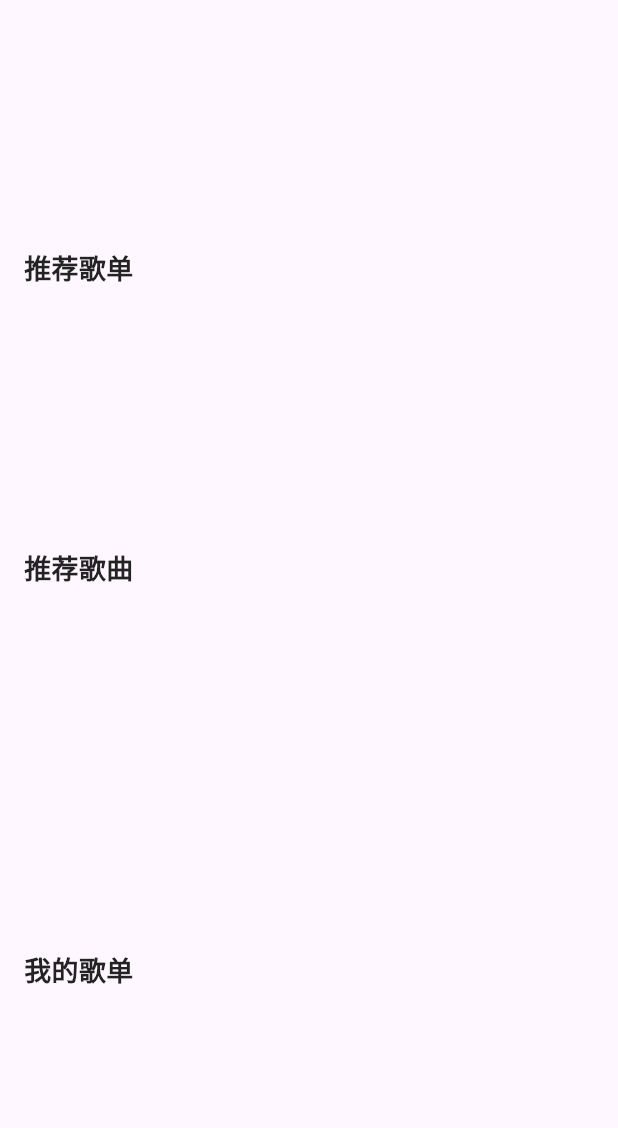
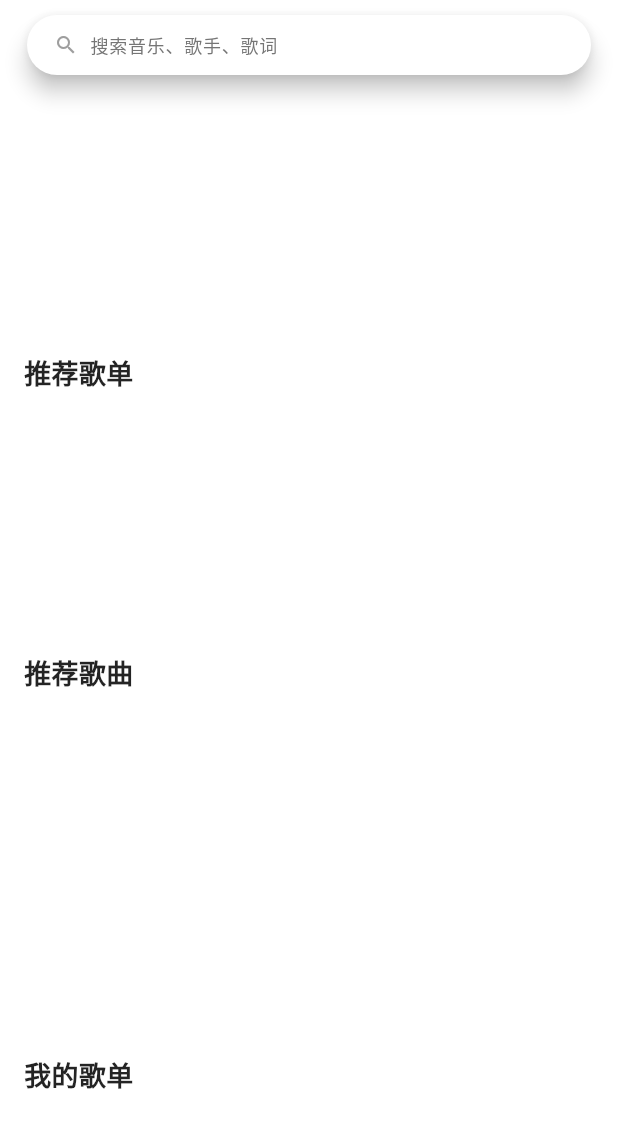
Before and after one commit to geshansuiyue/flutter_app, a Flutter app: the screen it shows after launch, on a phone screen of 412 x 824 dp. Shown: the top 1128 px of the screen. Run offline on Flutter 3.47's test engine with Material 3 defaults, Android fonts, the phone set to English and light mode, and no system bars; drawn by our look-alikes of carousel_slider; our stand-ins replace audioplayers, dio, fluttertoast, go_router, marquee, pull_to_refresh_flutter3; missing offline and left inert: flutter_lyric; network calls fail.

Commit message:
feature: 调整一些配置

```diff
--- a/lib/components/play_info.dart
+++ b/lib/components/play_info.dart
@@ -45,6 +45,7 @@ class _PlayInfoState extends State<PlayInfo> {
       '/playDetail',
       '/lyricView',
       '/songComment',
+      '/search',
     ].contains(currentRoute);
     final audioProvider = Provider.of<AudioStore>(context);
     if (song == null) {
--- a/lib/pages/home/home.dart
+++ b/lib/pages/home/home.dart
@@ -1,4 +1,5 @@
 import 'package:flutter/material.dart';
+import 'package:go_router/go_router.dart';
 import 'package:music_player/pages/home/components/carousel.dart';
 import 'package:music_player/pages/home/components/my_playlist.dart';
 import 'package:music_player/pages/home/components/recommend_list.dart';
@@ -10,9 +11,46 @@ class HomePage extends StatelessWidget {
 
   @override
   Widget build(BuildContext context) {
+    final FocusNode focusNode = FocusNode();
+
     return Scaffold(
       body: ListView(
         children: [
+          SizedBox(
+            height: 70,
+            child: Padding(
+              padding: EdgeInsets.fromLTRB(18, 10, 18, 20),
+              child: Theme(
+                data: Theme.of(context).copyWith(
+                  textSelectionTheme: const TextSelectionThemeData(
+                    cursorColor: Colors.grey,
+                    selectionColor: Colors.red,
+                  ),
+                ),
+                child: SearchBar(
+                  autoFocus: false,
+                  onTap: () => context.push('/search'),
+                  leading: const Padding(
+                    padding: EdgeInsets.only(left: 10),
+                    child: Icon(
+                      Icons.search_outlined,
+                      color: Colors.grey,
+                      size: 16,
+                    ),
+                  ),
+                  onTapOutside: (event) {
+                    focusNode.unfocus();
+                  },
+                  hintText: '搜索音乐、歌手、歌词',
+                  hintStyle: WidgetStateProperty.all<TextStyle?>(
+                    TextStyle(color: Colors.grey[600], fontSize: 12),
+                  ),
+                  backgroundColor: WidgetStateProperty.all(Colors.white),
+                  focusNode: focusNode,
+                ),
+              ),
+            ),
+          ),
           const Carousel(),
           const RecommendList(),
           const RecommendSongs(),
```
Also changed, not shown: lib/components/cus_text_field.dart (added, +33 -0 lines), lib/main.dart (+24 -1 lines), lib/pages/search/search.dart (added, +82 -0 lines), 1 other file.
